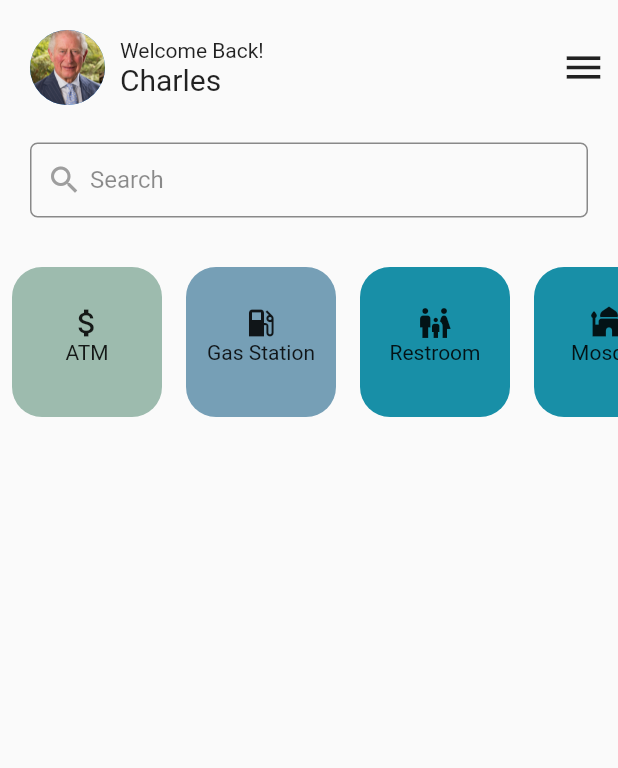
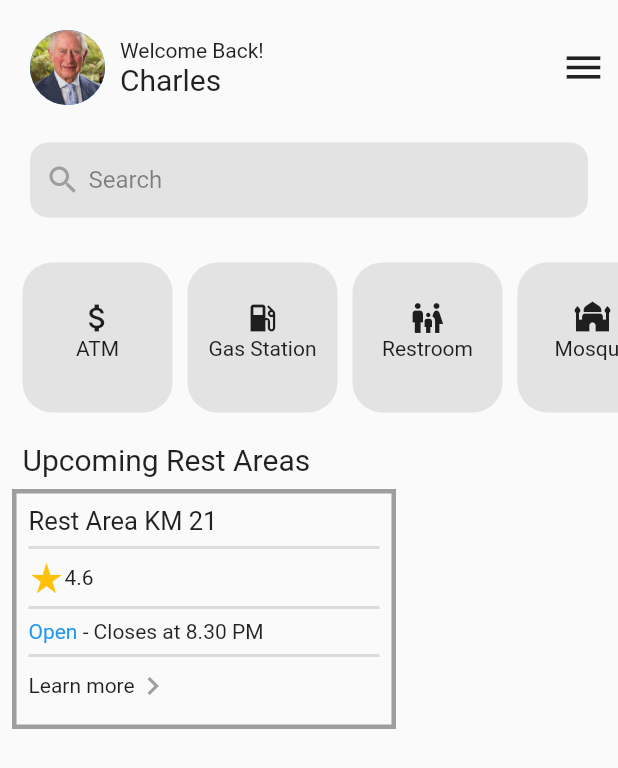
Before and after one commit to bbasm/roadside, a Flutter app: the screen it shows after launch, on a phone screen of 412 x 824 dp. Shown: the top 768 px of the screen. Run offline on Flutter 3.47's test engine with Material 2 defaults, Android fonts, the phone set to English and light mode, and no system bars; our stand-ins replace font_awesome_flutter, material_design_icons_flutter.

Commit message:
homepage progess

```diff
--- a/lib/pages/home_page.dart
+++ b/lib/pages/home_page.dart
@@ -17,14 +17,21 @@ class _HomePageState extends State<HomePage> {
           body: Column(
         crossAxisAlignment: CrossAxisAlignment.start,
         children: [
-          Padding(
+          Container(
+            decoration: BoxDecoration(
+                //color: Color.fromRGBO(21, 97, 109, 100),
+                ),
+            child: Padding(
               padding: const EdgeInsets.only(top: 20),
-            child: Row(
+              child: Column(
+                children: [
+                  Row(
                     children: [
                       Padding(
                         padding: const EdgeInsets.only(left: 20),
                         child: CircleAvatar(
-                      backgroundImage: AssetImage('lib/images/charles.jpg'),
+                            backgroundImage:
+                                AssetImage('lib/images/charles.jpg'),
                             radius: 25),
                       ),
                       Padding(
@@ -49,27 +56,37 @@ class _HomePageState extends State<HomePage> {
                       ),
                     ],
                   ),
-          ),
                   Padding(
-            padding: const EdgeInsets.symmetric(vertical: 25, horizontal: 20),
+                    padding: const EdgeInsets.symmetric(
+                        vertical: 25, horizontal: 20),
                     child: Container(
                       height: 50,
                       decoration: BoxDecoration(
-                  border: Border.all(width: 1, color: Colors.black45),
-                  borderRadius: BorderRadius.circular(5)),
+                          // border: Border.all(
+                          //   width: 1,
+                          //   color: Colors.black45,
+                          // ),
+                          color: Color.fromARGB(255, 228, 227, 227),
+                          borderRadius: BorderRadius.circular(12)),
                       child: Row(
                         children: [
                           Padding(
                             padding: const EdgeInsets.only(left: 10),
-                    child: Icon(Icons.search, color: Colors.grey.shade500),
+                            child:
+                                Icon(Icons.search, color: Colors.grey.shade500),
                           ),
                           Padding(
                             padding: const EdgeInsets.only(left: 5),
                             child: Text(
                               'Search',
-                      style: TextStyle(color: Colors.black45, fontSize: 16),
+                              style: TextStyle(
+                                  color: Colors.black45, fontSize: 16),
                             ),
                           )
+                        ],
+                      ),
+                    ),
+                  ),
                 ],
               ),
             ),
@@ -78,16 +95,19 @@ class _HomePageState extends State<HomePage> {
           // icon cards
           SingleChildScrollView(
             scrollDirection: Axis.horizontal,
+            child: Padding(
+              padding: EdgeInsets.only(left: 10),
               child: Row(
                 children: [
                   // atm card
                   Padding(
-                  padding: const EdgeInsets.all(8.0),
+                    padding: const EdgeInsets.all(5),
                     child: Container(
                       width: 100,
                       height: 100,
                       decoration: BoxDecoration(
-                      color: Color.fromRGBO(157, 187, 174, 100),
+                        //color: Color.fromRGBO(255, 125, 0, 100),
+                        color: Color.fromARGB(255, 228, 227, 227),
                         borderRadius: BorderRadius.circular(20),
                       ),
                       child: Padding(
@@ -106,12 +126,13 @@ class _HomePageState extends State<HomePage> {
 
                   // gas station card
                   Padding(
-                  padding: const EdgeInsets.all(8.0),
+                    padding: const EdgeInsets.all(5),
                     child: Container(
                       width: 100,
                       height: 100,
                       decoration: BoxDecoration(
-                      color: Color.fromRGBO(118, 159, 182, 100),
+                        //color: Color.fromRGBO(255, 236, 209, 100),
+                        color: Color.fromARGB(255, 228, 227, 227),
                         borderRadius: BorderRadius.circular(20),
                       ),
                       child: Padding(
@@ -130,12 +151,13 @@ class _HomePageState extends State<HomePage> {
 
                   // restroom card
                   Padding(
-                  padding: const EdgeInsets.all(8.0),
+                    padding: const EdgeInsets.all(5),
                     child: Container(
                       width: 100,
                       height: 100,
                       decoration: BoxDecoration(
-                      color: Color.fromRGBO(24, 143, 167, 100),
+                        //color: Color.fromRGBO(120, 41, 15, 100),
+                        color: Color.fromARGB(255, 228, 227, 227),
                         borderRadius: BorderRadius.circular(20),
                       ),
                       child: Padding(
@@ -154,12 +176,13 @@ class _HomePageState extends State<HomePage> {
 
                   // restroom card
                   Padding(
-                  padding: const EdgeInsets.all(8.0),
+                    padding: const EdgeInsets.all(5),
                     child: Container(
                       width: 100,
                       height: 100,
                       decoration: BoxDecoration(
-                      color: Color.fromRGBO(24, 143, 167, 100),
+                        //color: Color.fromRGBO(24, 143, 167, 100),
+                        color: Color.fromARGB(255, 228, 227, 227),
                         borderRadius: BorderRadius.circular(20),
                       ),
                       child: Padding(
@@ -178,12 +201,13 @@ class _HomePageState extends State<HomePage> {
 
                   // minimarker card
                   Padding(
-                  padding: const EdgeInsets.all(8.0),
+                    padding: const EdgeInsets.all(5),
                     child: Container(
                       width: 100,
                       height: 100,
                       decoration: BoxDecoration(
-                      color: Color.fromRGBO(24, 143, 167, 100),
+                        //color: Color.fromRGBO(24, 143, 167, 100),
+                        color: Color.fromARGB(255, 228, 227, 227),
                         borderRadius: BorderRadius.circular(20),
                       ),
                       child: Padding(
@@ -202,6 +226,78 @@ class _HomePageState extends State<HomePage> {
                 ],
               ),
             ),
+          ),
+
+          // upcoming rest areas text
+          Padding(
+            padding: const EdgeInsets.only(left: 15, top: 15),
+            child: Text(
+              'Upcoming Rest Areas',
+              style: TextStyle(fontSize: 20),
+            ),
+          ),
+
+          // upcoming rest area cards
+          Padding(
+            padding: const EdgeInsets.all(8.0),
+            child: Container(
+              width: 256,
+              height: 160,
+              decoration: BoxDecoration(
+                  border: Border.all(color: Colors.grey, width: 3),
+                  ),
+              child: Padding(
+                padding: const EdgeInsets.all(8.0),
+                child: Column(
+                  crossAxisAlignment: CrossAxisAlignment.start,
+                  children: [
+                    Text('Rest Area KM 21', style: TextStyle(fontSize: 17),),
+                    Divider(
+                      endIndent: 0,
+                      thickness: 2,
+                    ),
+                    Row(
+                      children: [
+                        Icon(
+                          Icons.star_rate,
+                          color: Colors.amber,
+                        ),
+                        Text('4.6')
+                      ],
+                    ),
+                    Divider(
+                      endIndent: 0,
+                      thickness: 2,
+                    ),
+                    Row(
+                      children: [
+                        Text(
+                          'Open',
+                          style: TextStyle(color: Colors.blue),
+                        ),
+                        Text(' - Closes at 8.30 PM'),
+                      ],
+                    ),
+                    Divider(
+                      endIndent: 0,
+                      thickness: 2,
+                    ),
+                    Row(
+                      children: [
+                        Text('Learn more'),
+                        Icon(
+                          Icons.keyboard_arrow_right,
+                          color: Colors.grey,
+
+                        ),
+
+                      ],
+                    ),
+                  ],
+                ),
+              ),
+            ),
+          )
         ],
       )),
     );
```
Lines whose indentation alone changed are shown as unchanged.
